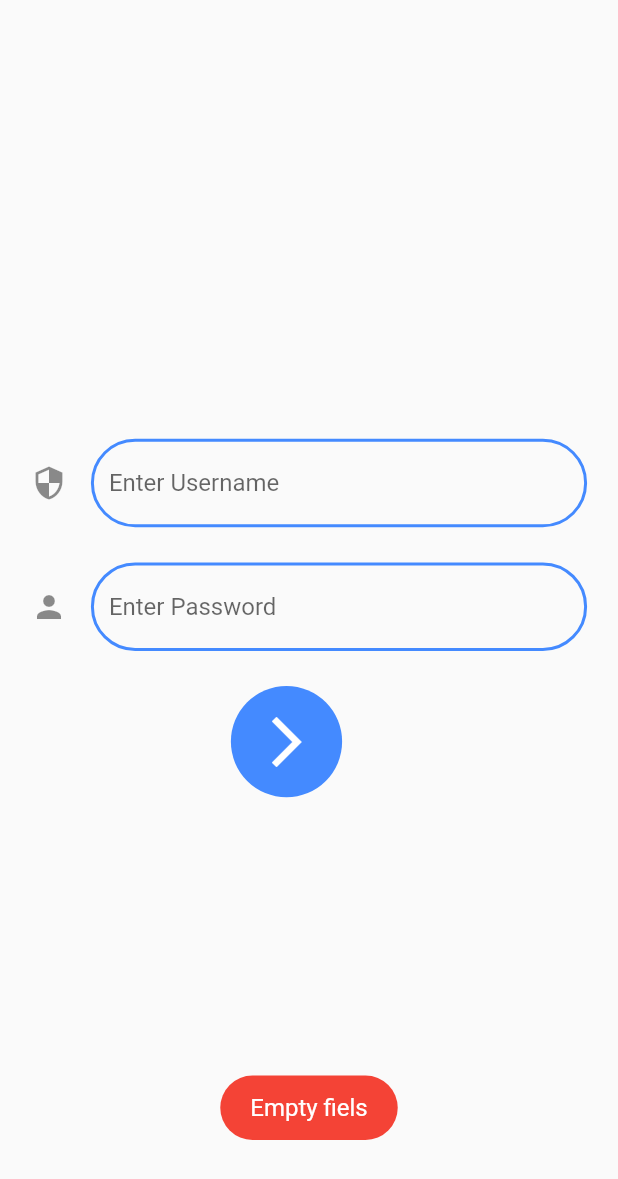
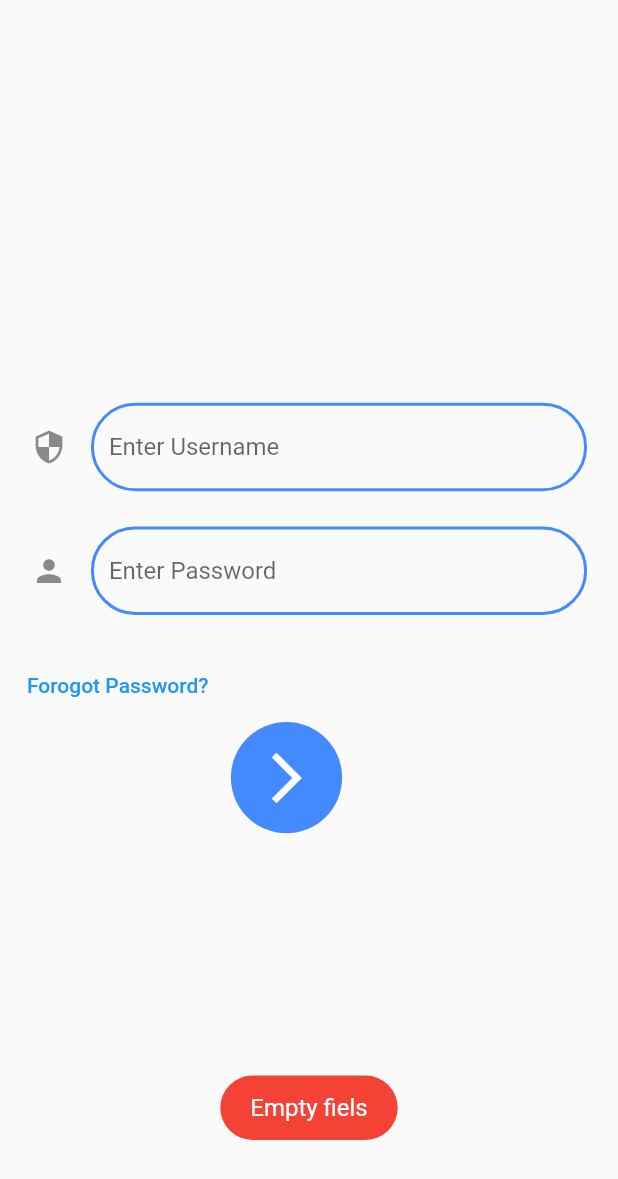
Before and after one commit to kodisinghe2021/login-app-bloc-firebase, a Flutter app: the screen it shows after launch, after a tap on the "arrow forward ios" icon, on a phone screen of 412 x 824 dp. Shown: the top 1179 px of the screen. Run offline on Flutter 3.47's test engine with Material 2 defaults, Android fonts, the phone set to English and light mode, and no system bars; our stand-ins replace bloc, firebase_auth, firebase_core, flutter_bloc, fluttertoast, get_storage and 1 more; accounts and stored records are empty.

Commit message:
login-success

```diff
--- a/lib/app.dart
+++ b/lib/app.dart
@@ -1,7 +1,7 @@
 import 'package:flutter/material.dart';
 import 'package:flutter_bloc/flutter_bloc.dart';
 import 'package:logger/logger.dart';
-import 'package:simple_login_app/bloc/authentication_bloc.dart';
+import 'package:simple_login_app/bloc/authentication_bloc/authentication_bloc.dart';
 import 'package:simple_login_app/screens/home/home_page.dart';
 import 'package:simple_login_app/screens/login/login_page.dart';
 import 'package:simple_login_app/screens/splash/splash_screen.dart';
--- a/lib/bloc/authentication_bloc.dart
+++ b/lib/bloc/authentication_bloc/authentication_bloc.dart
@@ -3,6 +3,7 @@ import 'package:flutter/material.dart';
 import 'package:fluttertoast/fluttertoast.dart';
 import 'package:get_storage/get_storage.dart';
 import 'package:logger/logger.dart';
+import 'package:simple_login_app/bloc/login_bloc/login_bloc.dart';
 import 'package:simple_login_app/exception.dart';
 import 'package:simple_login_app/repository/firebase.dart';
 import 'package:simple_login_app/token/user_token.dart';
@@ -18,7 +19,7 @@ class AuthenticationBloc
 
   final TextEditingController username = TextEditingController();
   final TextEditingController password = TextEditingController();
-
+  final LoginBloc _loginBloc = LoginBloc();
   bool _isFirstLoad = true;
   void setisFirstLoad(bool val) {
     _isFirstLoad = val;
@@ -73,6 +74,9 @@ class AuthenticationBloc
       }
 
       if (event is LogInEvent) {
+        Logger().i("inside AuthenticationBloc -- LogInEvent");
+        _loginBloc.add(LoginDetailsEnterEvent());
+
         if (username.text.isEmpty || password.text.isEmpty) {
           Logger().i("Empty fields");
           Fluttertoast.showToast(
@@ -83,6 +87,8 @@ class AuthenticationBloc
               backgroundColor: Colors.red,
               textColor: Colors.white,
               fontSize: 16.0);
+          await Future.delayed(const Duration(seconds: 1));
+          _loginBloc.add(LoginDetailsAddedEvent());
           return;
         }
 
@@ -114,7 +120,26 @@ class AuthenticationBloc
         //! __________+++++_______________
         Logger().i(
             "login success token created --  ${UserToken().getEmail} -- ${UserToken().getUserID}");
+        _loginBloc.add(LoginDetailsAddedEvent());
         AuthenticationBloc().add(AuthenticationCheckingEvent());
+      }
+      if (event is LoginCheckingEvent) {
+        Logger().i("LoginCheckingEvent is emit AuthenticationCheckingState");
+        emit(const AuthenticationCheckingState());
+      }
+
+      if (event is ForgotPasswordEvent) {
+        if (username.text.isEmpty) {
+          Fluttertoast.showToast(
+              msg: "Please Enter your email",
+              toastLength: Toast.LENGTH_SHORT,
+              gravity: ToastGravity.CENTER,
+              timeInSecForIosWeb: 1,
+              backgroundColor: Colors.blue,
+              textColor: Colors.white,
+              fontSize: 16.0);
+          return;
+        }
       }
     });
   }
--- a/lib/bloc/authentication_event.dart
+++ b/lib/bloc/authentication_bloc/authentication_event.dart
@@ -8,3 +8,7 @@ final class AuthenticationCheckingEvent extends AuthenticationEvent {}
 final class LogoutEvent extends AuthenticationEvent {}
 
 final class LogInEvent extends AuthenticationEvent {}
+
+final class LoginCheckingEvent extends AuthenticationEvent {}
+
+final class ForgotPasswordEvent extends AuthenticationEvent {}
--- a/lib/bloc/authentication_state.dart
+++ b/lib/bloc/authentication_bloc/authentication_state.dart
@@ -16,3 +16,7 @@ final class AuthenticationSuccessState extends AuthenticationState {
 final class AuthenticationFailedState extends AuthenticationState {
   const AuthenticationFailedState() : super();
 }
+
+final class AuthenticationCheckingState extends AuthenticationState {
+  const AuthenticationCheckingState() : super();
+}
--- a/lib/bloc/cubit/loading_state.dart
+++ /dev/null
@@ -1,6 +0,0 @@
-part of 'loading_cubit.dart';
-
-@immutable
-sealed class LoadingState {}
-
-final class LoadingInitial extends LoadingState {}
--- /dev/null
+++ b/lib/bloc/login_bloc/login_bloc.dart
@@ -0,0 +1,27 @@
+import 'package:bloc/bloc.dart';
+import 'package:logger/logger.dart';
+import 'package:meta/meta.dart';
+
+part 'login_event.dart';
+part 'login_state.dart';
+
+class LoginBloc extends Bloc<LoginEvent, LoginState> {
+  static final _instance = LoginBloc._internal();
+  factory LoginBloc() => _instance;
+
+  LoginBloc._internal() : super(LoginInitial()) {
+    on<LoginEvent>((event, emit) {
+      Logger().i("in LoginBloc");
+      if (event is LoginDetailsEnterEvent) {
+        Logger().i("LoginDetailsEnterEvent Triggered");
+        emit(LoginCheckingState());
+      }
+
+      if (event is LoginDetailsAddedEvent) {
+        Logger().i(
+            "LoginDetailsEnterEvent Triggered ++++++ LoginInitial state added to the bloc");
+        emit(LoginInitial());
+      }
+    });
+  }
+}
--- /dev/null
+++ b/lib/bloc/login_bloc/login_event.dart
@@ -0,0 +1,8 @@
+part of 'login_bloc.dart';
+
+@immutable
+sealed class LoginEvent {}
+
+final class LoginDetailsEnterEvent extends LoginEvent {}
+
+final class LoginDetailsAddedEvent extends LoginEvent {}
--- /dev/null
+++ b/lib/bloc/login_bloc/login_state.dart
@@ -0,0 +1,8 @@
+part of 'login_bloc.dart';
+
+@immutable
+sealed class LoginState {}
+
+final class LoginInitial extends LoginState {}
+
+final class LoginCheckingState extends LoginState {}
--- a/lib/main.dart
+++ b/lib/main.dart
@@ -3,7 +3,8 @@ import 'package:flutter/material.dart';
 import 'package:flutter_bloc/flutter_bloc.dart';
 import 'package:get_storage/get_storage.dart';
 import 'package:simple_login_app/app.dart';
-import 'package:simple_login_app/bloc/authentication_bloc.dart';
+import 'package:simple_login_app/bloc/authentication_bloc/authentication_bloc.dart';
+import 'package:simple_login_app/bloc/login_bloc/login_bloc.dart';
 
 void main() async {
   WidgetsFlutterBinding.ensureInitialized();
@@ -18,6 +19,9 @@ void main() async {
               AuthenticationCheckingEvent(),
             ),
         ),
+        BlocProvider<LoginBloc>(
+          create: (context) => LoginBloc(),
+        ),
       ],
       child: const AppView(),
     ),
--- a/lib/screens/home/home_page.dart
+++ b/lib/screens/home/home_page.dart
@@ -1,7 +1,7 @@
 import 'package:flutter/material.dart';
 import 'package:flutter_bloc/flutter_bloc.dart';
 import 'package:logger/logger.dart';
-import 'package:simple_login_app/bloc/authentication_bloc.dart';
+import 'package:simple_login_app/bloc/authentication_bloc/authentication_bloc.dart';
 import 'package:simple_login_app/token/user_token.dart';
 
 class Home extends StatefulWidget {
--- a/lib/screens/login/login_page.dart
+++ b/lib/screens/login/login_page.dart
@@ -1,7 +1,8 @@
 import 'package:flutter/material.dart';
 import 'package:flutter_bloc/flutter_bloc.dart';
 import 'package:logger/logger.dart';
-import 'package:simple_login_app/bloc/authentication_bloc.dart';
+import 'package:simple_login_app/bloc/authentication_bloc/authentication_bloc.dart';
+import 'package:simple_login_app/bloc/login_bloc/login_bloc.dart';
 
 class Login extends StatelessWidget {
   bool isTapped = false;
@@ -28,12 +29,28 @@ class Login extends StatelessWidget {
               iconData: Icons.person,
               controller: context.read<AuthenticationBloc>().password,
             ),
-            // BlocBuilder(builder: (context, state) {
-            //   if (state is LoadingStartState) {
-            //     return const CircularProgressIndicator();
-            //   }
-
-            _ActiveloginButton(context, sSize),
+            Align(
+              alignment: Alignment.centerLeft,
+              child: Padding(
+                padding: const EdgeInsets.only(left: 10.0),
+                child: TextButton(
+                  onPressed: () {},
+                  child: const Text("Forogot Password?"),
+                ),
+              ),
+            ),
+            BlocConsumer<LoginBloc, LoginState>(
+              listener: (context, state) {},
+              builder: (context, state) {
+                Logger()
+                    .i("Inside BlocConsumer -- LoginBloc state is --$state");
+                if (state is LoginCheckingState) {
+                  Logger().i("State is LoginCheckingState");
+                  return _DeactivatedLoginButton();
+                }
+                return _ActiveloginButton(context, sSize);
+              },
+            ),
           ],
         ),
       ),
@@ -43,9 +60,8 @@ class Login extends StatelessWidget {
   Widget _ActiveloginButton(BuildContext context, Size sSize) =>
       GestureDetector(
         onTap: () async {
-          //await Future.delayed(const Duration(milliseconds: 300));
-          // context.read<LoaderBloc>().add(LoadingEvent());
           context.read<AuthenticationBloc>().add(LogInEvent());
+          //  context.read<LoginBloc>().add(LoginDetailsEnterEvent());
         },
         child: Container(
           width: sSize.width * .18,
```
